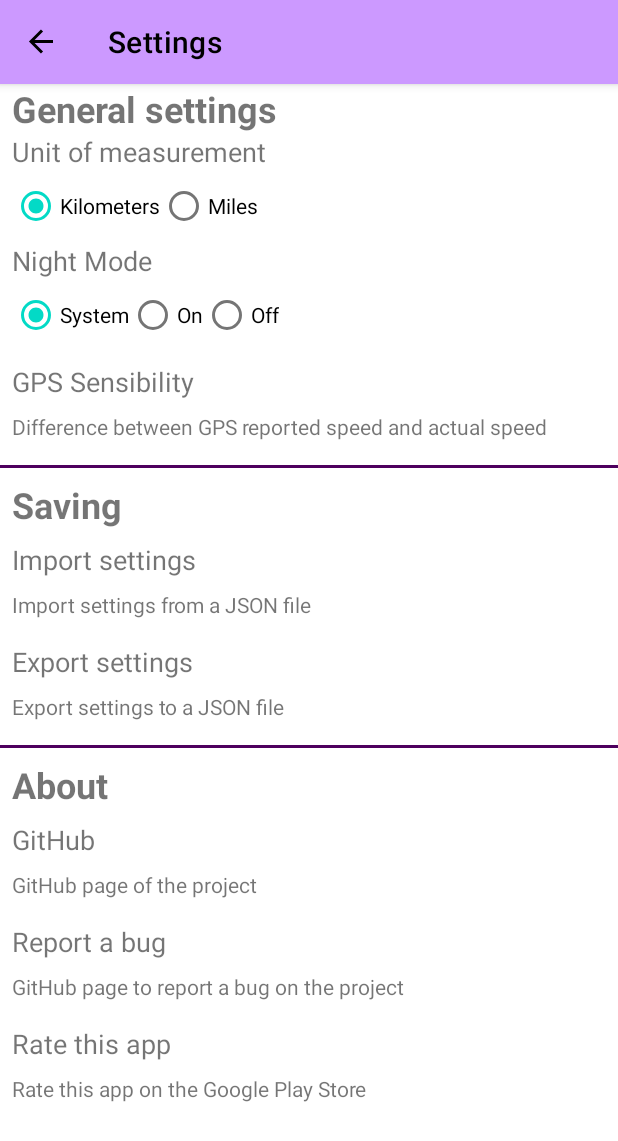
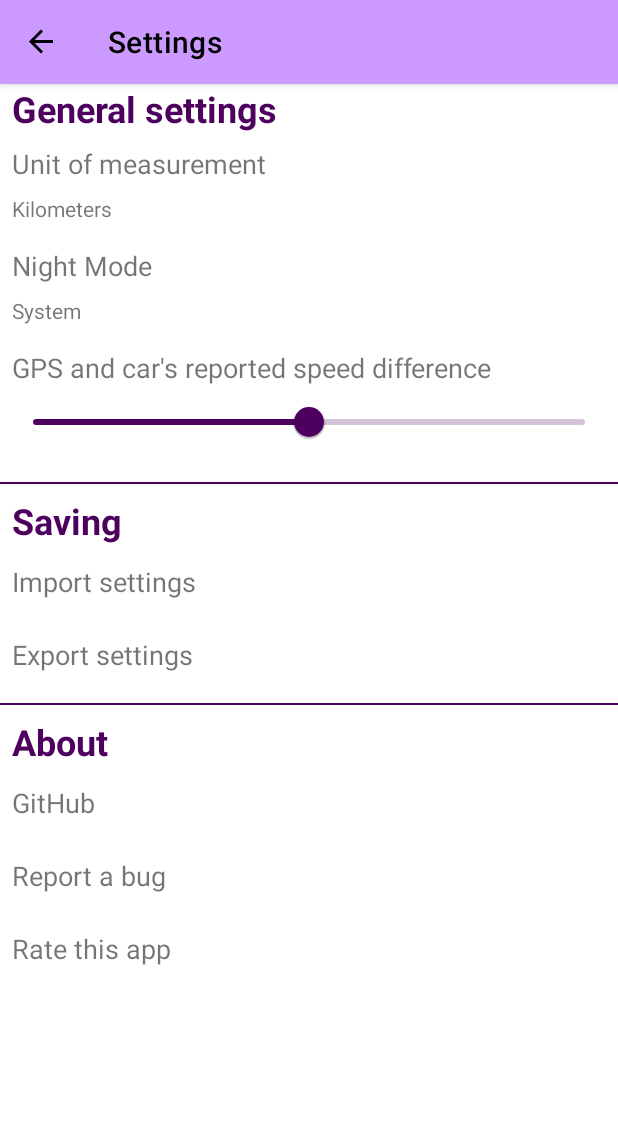
Before and after one commit to samlach2222/VelocityVolume, an Android app: the screen it shows after launch (ProfileDrawerActivity), in the side drawer, after a tap on "Settings", on a phone screen of 412 x 824 dp. Shown: the top 1141 px of the screen. Run offline under Robolectric (Android 15) with nearby library versions, the light colour scheme and no system bars; our stand-ins replace navigation-ui.

Commit message:
Remove settings subtexts + add slider for gps and car speed difference

```diff
--- a/app/src/main/java/com/samlach2222/velocityvolume/ui/Settings/SettingsFragment.kt
+++ b/app/src/main/java/com/samlach2222/velocityvolume/ui/Settings/SettingsFragment.kt
@@ -2,9 +2,11 @@ package com.samlach2222.velocityvolume.ui.Settings
 
 import android.app.AlertDialog
 import android.content.Intent
+import android.content.res.Resources
 import android.net.Uri
 import android.os.Bundle
 import android.view.LayoutInflater
+import android.view.MotionEvent
 import android.view.View
 import android.view.ViewGroup
 import android.widget.NumberPicker
@@ -15,6 +17,7 @@ import androidx.constraintlayout.widget.ConstraintLayout
 import androidx.drawerlayout.widget.DrawerLayout
 import androidx.fragment.app.Fragment
 import androidx.lifecycle.ViewModelProvider
+import com.google.android.material.slider.Slider
 import com.google.android.play.core.review.ReviewManagerFactory
 import com.samlach2222.velocityvolume.ProfileDrawerActivity
 import com.samlach2222.velocityvolume.R
@@ -51,35 +54,47 @@ class SettingsFragment : Fragment() {
         // GENERAL SETTINGS
 
         // Units of measurements
-        val unitGroup: RadioGroup = binding.rgUnit
         val unitFromSavedSettings = null  // TODO : Get the unit stored in the saved settings
         when (unitFromSavedSettings) {
-            kilometersString -> unitGroup.check(binding.rbKm.id)
-            milesString -> unitGroup.check(binding.rbMile.id)
-            else -> unitGroup.check(binding.rbKm.id)
+            kilometersString -> binding.tvUnitValue.text = resources.getString(R.string.kilometers)
+            milesString -> binding.tvUnitValue.text = resources.getString(R.string.miles)
+            else -> binding.tvUnitValue.text = resources.getString(R.string.kilometers)
         }
-        unitGroup.setOnCheckedChangeListener { _, checkedId ->
-            onRadioGroupUnitChange(checkedId)
+        val unitLayout: ConstraintLayout = binding.clUnit
+        unitLayout.setOnClickListener {
+            showUnitDialog()
         }
 
         // Night mode
-        val nightModeGroup: RadioGroup = binding.rgNightMode
         val nightModeFromSavedSettings = null  // TODO : Get the night mode stored in the saved settings
         when (nightModeFromSavedSettings) {
-            systemString -> nightModeGroup.check(binding.rbNightModeSystem.id)
-            onString -> nightModeGroup.check(binding.rbNightModeOn.id)
-            offString -> nightModeGroup.check(binding.rbNightModeOff.id)
-            else -> nightModeGroup.check(binding.rbNightModeSystem.id)
+            systemString -> binding.tvNightModeValue.text = resources.getString(R.string.system)
+            onString -> binding.tvNightModeValue.text = resources.getString(R.string.on)
+            offString -> binding.tvNightModeValue.text = resources.getString(R.string.off)
+            else -> binding.tvNightModeValue.text = resources.getString(R.string.system)
         }
-        nightModeGroup.setOnCheckedChangeListener { _, checkedId ->
-            onRadioGroupNightModeChange(checkedId)
+        val nightModeLayout: ConstraintLayout = binding.clNightMode
+        nightModeLayout.setOnClickListener {
+            showNightModeDialog()
         }
 
         // GPS sensibility
-        val gpsSensibilityLayout: ConstraintLayout = binding.clGpsSensibility
-        gpsSensibilityLayout.setOnClickListener {
-            showGPSSensibilityDialog()
+        val gpsSensibilitySlider: Slider = binding.sGpsSensibility
+        val gpsSensibilityFromSavedSettings = null  // TODO : Get the gps sensibility stored in the saved settings
+        if (gpsSensibilityFromSavedSettings == null) {
+            gpsSensibilitySlider.value = 0F
+        } else {
+            gpsSensibilitySlider.value = gpsSensibilityFromSavedSettings as Float
         }
+        gpsSensibilitySlider.addOnSliderTouchListener(object : Slider.OnSliderTouchListener {
+            override fun onStartTrackingTouch(slider: Slider) {
+                //Do nothing
+            }
+
+            override fun onStopTrackingTouch(slider: Slider) {
+                onSliderGPSSensibilityStopTrackingTouch(slider)
+            }
+        })
 
         // SAVING
 
@@ -136,62 +151,21 @@ class SettingsFragment : Fragment() {
         Toast.makeText(this.context, "Selected value : $selectedValue", Toast.LENGTH_SHORT).show()
     }
 
-    private fun onRadioGroupUnitChange(checkedId: Int) {
-        val selectedValue = when (checkedId) {
-            R.id.rb_km -> kilometersString
-            R.id.rb_mile -> milesString
-            else -> return
-        }
-
-        // TODO : Update the saved settings with the selected unit
-        DEBUGToastSelectedValue(selectedValue)
+    private fun showUnitDialog() {
+        // TODO : Show unit dialog with radio buttons in a vertical orientation and get the selected value
+        DEBUGToast("showUnitDialog isn't implemented")
     }
 
-    private fun onRadioGroupNightModeChange(checkedId: Int) {
-        val selectedValue = when (checkedId) {
-            R.id.rb_nightMode_system -> systemString
-            R.id.rb_nightMode_on -> onString
-            R.id.rb_nightMode_off -> offString
-            else -> return
-        }
-
-        // TODO : Update the saved settings with the selected night mode
-        DEBUGToastSelectedValue(selectedValue)
+    private fun showNightModeDialog() {
+        // TODO : Show night mode dialog with radio buttons in a vertical orientation and get the selected value
+        DEBUGToast("showNightModeDialog isn't implemented")
     }
 
-    private fun showGPSSensibilityDialog() {
-        val numberPickerGPSSensibility = NumberPicker(this.context)
-        numberPickerGPSSensibility.minValue = 0
-        numberPickerGPSSensibility.maxValue = 20
-        numberPickerGPSSensibility.wrapSelectorWheel = false
-        val numberPickerGPSSensibilityValues = Array(21) {(it - 10).toString()}
-        numberPickerGPSSensibility.displayedValues = numberPickerGPSSensibilityValues
-        var gpsSensibilityFromSavedSettings: Int? = null  // TODO : Get the gps sensibility stored in the saved settings
-        if (gpsSensibilityFromSavedSettings == null) {
-            gpsSensibilityFromSavedSettings = numberPickerGPSSensibilityValues.indexOf("0")
-        }
-        numberPickerGPSSensibility.value = gpsSensibilityFromSavedSettings  // value uses the index
+    private fun onSliderGPSSensibilityStopTrackingTouch(slider: Slider) {
+        val selectedValue = slider.value.toInt()
 
-        val dialog: AlertDialog = AlertDialog.Builder(this.context)
-            .setTitle(resources.getString(R.string.gps_sensibility))
-            .setMessage(resources.getString(R.string.gps_sensibility_message))  // toast or message ?
-            .setView(numberPickerGPSSensibility)
-            .setPositiveButton("OK", null)
-            .setNegativeButton("Cancel", null)
-            .create()
-
-        dialog.setOnShowListener {
-            val okButton = dialog.getButton(AlertDialog.BUTTON_POSITIVE)
-            okButton.setOnClickListener {
-                val selectedValue = numberPickerGPSSensibility.displayedValues[numberPickerGPSSensibility.value].toInt()
-
-                // TODO : Update the saved settings with the selected gps sensibility
-                DEBUGToastSelectedValue(selectedValue)
-                dialog.dismiss()
-            }
-        }
-
-        dialog.show()
+        // TODO : Update the saved settings with the selected gps sensibility
+        DEBUGToastSelectedValue(selectedValue)
     }
 
     private fun importSettings() {
--- a/app/src/main/res/layout/fragment_settings.xml
+++ b/app/src/main/res/layout/fragment_settings.xml
@@ -34,14 +34,17 @@
                     android:paddingEnd="8dp"
                     android:text="@string/general_settings"
                     android:textSize="24sp"
-                    android:textStyle="bold" />
+                    android:textStyle="bold"
+                    android:textColor="?attr/colorPrimary" />
 
                 <androidx.constraintlayout.widget.ConstraintLayout
                     android:id="@+id/cl_unit"
                     android:layout_width="match_parent"
                     android:layout_height="match_parent"
-                    android:paddingLeft="8dp"
-                    android:paddingRight="8dp">
+                    android:background="?attr/selectableItemBackground"
+                    android:clickable="true"
+                    android:focusable="true"
+                    android:padding="8dp">
 
                     <TextView
                         android:id="@+id/textView10"
@@ -52,34 +55,24 @@
                         app:layout_constraintStart_toStartOf="parent"
                         app:layout_constraintTop_toTopOf="parent" />
 
-                    <RadioGroup
-                        android:id="@+id/rg_unit"
+                    <TextView
+                        android:id="@+id/tv_unitValue"
                         android:layout_width="match_parent"
-                        android:layout_height="match_parent"
-                        android:orientation="horizontal"
+                        android:layout_height="wrap_content"
+                        android:layout_marginTop="8dp"
                         app:layout_constraintStart_toStartOf="parent"
-                        app:layout_constraintTop_toBottomOf="@+id/textView10">
+                        app:layout_constraintTop_toBottomOf="@+id/textView10" />
 
-                        <RadioButton
-                            android:id="@+id/rb_km"
-                            android:layout_width="wrap_content"
-                            android:layout_height="match_parent"
-                            android:text="@string/kilometers" />
-
-                        <RadioButton
-                            android:id="@+id/rb_mile"
-                            android:layout_width="wrap_content"
-                            android:layout_height="match_parent"
-                            android:text="@string/miles" />
-                    </RadioGroup>
                 </androidx.constraintlayout.widget.ConstraintLayout>
 
                 <androidx.constraintlayout.widget.ConstraintLayout
                     android:id="@+id/cl_nightMode"
                     android:layout_width="match_parent"
                     android:layout_height="match_parent"
-                    android:paddingLeft="8dp"
-                    android:paddingRight="8dp">
+                    android:background="?attr/selectableItemBackground"
+                    android:clickable="true"
+                    android:focusable="true"
+                    android:padding="8dp">
 
                     <TextView
                         android:id="@+id/textView12"
@@ -90,32 +83,13 @@
                         app:layout_constraintStart_toStartOf="parent"
                         app:layout_constraintTop_toTopOf="parent" />
 
-                    <RadioGroup
-                        android:id="@+id/rg_nightMode"
+                    <TextView
+                        android:id="@+id/tv_nightModeValue"
                         android:layout_width="match_parent"
-                        android:layout_height="match_parent"
-                        android:orientation="horizontal"
+                        android:layout_height="wrap_content"
+                        android:layout_marginTop="8dp"
                         app:layout_constraintStart_toStartOf="parent"
-                        app:layout_constraintTop_toBottomOf="@+id/textView12">
-
-                        <RadioButton
-                            android:id="@+id/rb_nightMode_system"
-                            android:layout_width="wrap_content"
-                            android:layout_height="match_parent"
-                            android:text="@string/system" />
-
-                        <RadioButton
-                            android:id="@+id/rb_nightMode_on"
-                            android:layout_width="wrap_content"
-                            android:layout_height="match_parent"
-                            android:text="@string/on" />
-
-                        <RadioButton
-                            android:id="@+id/rb_nightMode_off"
-                            android:layout_width="wrap_content"
-                            android:layout_height="match_parent"
-                            android:text="@string/off" />
-                    </RadioGroup>
+                        app:layout_constraintTop_toBottomOf="@+id/textView12" />
 
                 </androidx.constraintlayout.widget.ConstraintLayout>
 
@@ -123,28 +97,28 @@
                     android:id="@+id/cl_gpsSensibility"
                     android:layout_width="match_parent"
                     android:layout_height="match_parent"
-                    android:padding="8dp"
-                    android:clickable="true"
-                    android:focusable="true"
-                    android:background="?attr/selectableItemBackground">
+                    android:padding="8dp">
 
                     <TextView
                         android:id="@+id/textView13"
                         android:layout_width="match_parent"
                         android:layout_height="wrap_content"
-                        android:text="@string/gps_sensibility"
+                        android:text="@string/gps_car_speed_difference"
                         android:textSize="18sp"
                         app:layout_constraintStart_toStartOf="parent"
                         app:layout_constraintTop_toTopOf="parent" />
 
-                    <TextView
-                        android:id="@+id/textView14"
+                    <com.google.android.material.slider.Slider
+                        android:id="@+id/s_gpsSensibility"
                         android:layout_width="match_parent"
-                        android:layout_height="wrap_content"
-                        android:layout_marginTop="8dp"
-                        android:text="@string/gps_sensibility_message"
+                        android:layout_height="match_parent"
+                        android:contentDescription="@string/gps_sensibility_contentDescription"
                         app:layout_constraintStart_toStartOf="parent"
-                        app:layout_constraintTop_toBottomOf="@+id/textView13" />
+                        app:layout_constraintTop_toBottomOf="@+id/textView13"
+                        android:valueFrom="-10"
+                        android:valueTo="10"
+                        android:stepSize="1"
+                        app:tickVisible="false"/>
 
                 </androidx.constraintlayout.widget.ConstraintLayout>
 
@@ -152,7 +126,7 @@
 
             <View
                 android:layout_width="match_parent"
-                android:layout_height="2dp"
+                android:layout_height="1dp"
                 android:layout_marginVertical="8dp"
                 android:background="?attr/colorPrimary" />
 
@@ -169,7 +143,8 @@
                     android:paddingEnd="8dp"
                     android:text="@string/saving"
                     android:textSize="24sp"
-                    android:textStyle="bold" />
+                    android:textStyle="bold"
+                    android:textColor="?attr/colorPrimary"/>
 
                 <androidx.constraintlayout.widget.ConstraintLayout
                     android:id="@+id/cl_importSettings"
@@ -178,7 +153,8 @@
                     android:background="?attr/selectableItemBackground"
                     android:clickable="true"
                     android:focusable="true"
-                    android:padding="8dp">
+                    android:paddingHorizontal="8dp"
+                    android:paddingVertical="12dp">
 
                     <TextView
                         android:id="@+id/textView16"
@@ -189,15 +165,6 @@
                         app:layout_constraintStart_toStartOf="parent"
                         app:layout_constraintTop_toTopOf="parent" />
 
-                    <TextView
-                        android:id="@+id/textView17"
-                        android:layout_width="match_parent"
-                        android:layout_height="wrap_content"
-                        android:layout_marginTop="8dp"
-                        android:text="@string/import_settings_message"
-                        app:layout_constraintStart_toStartOf="parent"
-                        app:layout_constraintTop_toBottomOf="@+id/textView16" />
-
                 </androidx.constraintlayout.widget.ConstraintLayout>
 
                 <androidx.constraintlayout.widget.ConstraintLayout
@@ -207,7 +174,8 @@
                     android:background="?attr/selectableItemBackground"
                     android:clickable="true"
                     android:focusable="true"
-                    android:padding="8dp">
+                    android:paddingHorizontal="8dp"
+                    android:paddingVertical="12dp">
 
                     <TextView
                         android:id="@+id/textView18"
@@ -218,15 +186,6 @@
                         app:layout_constraintStart_toStartOf="parent"
                         app:layout_constraintTop_toTopOf="parent" />
 
-                    <TextView
-                        android:id="@+id/textView19"
-                        android:layout_width="match_parent"
-                        android:layout_height="wrap_content"
-                        android:layout_marginTop="8dp"
-                        android:text="@string/export_settings_message"
-                        app:layout_constraintStart_toStartOf="parent"
-                        app:layout_constraintTop_toBottomOf="@+id/textView18" />
-
                 </androidx.constraintlayout.widget.ConstraintLayout>
 
             </LinearLayout>
@@ -234,7 +193,7 @@
             <View
                 android:id="@+id/view"
                 android:layout_width="match_parent"
-                android:layout_height="2dp"
+                android:layout_height="1dp"
                 android:layout_marginVertical="8dp"
                 android:background="?attr/colorPrimary" />
 
@@ -251,7 +210,8 @@
                     android:paddingEnd="8dp"
                     android:text="@string/about"
                     android:textSize="24sp"
-                    android:textStyle="bold" />
+                    android:textStyle="bold"
+                    android:textColor="?attr/colorPrimary"/>
 
                 <androidx.constraintlayout.widget.ConstraintLayout
                     android:id="@+id/cl_githubPage"
@@ -260,7 +220,8 @@
                     android:background="?attr/selectableItemBackground"
                     android:clickable="true"
                     android:focusable="true"
-                    android:padding="8dp">
+                    android:paddingHorizontal="8dp"
+                    android:paddingVertical="12dp">
 
                     <TextView
                         android:id="@+id/textView21"
@@ -271,15 +232,6 @@
                         app:layout_constraintStart_toStartOf="parent"
                         app:layout_constraintTop_toTopOf="parent" />
 
-                    <TextView
-                        android:id="@+id/textView22"
-                        android:layout_width="match_parent"
-                        android:layout_height="wrap_content"
-                        android:layout_marginTop="8dp"
-                        android:text="@string/github_message"
-                        app:layout_constraintStart_toStartOf="parent"
-                        app:layout_constraintTop_toBottomOf="@+id/textView21" />
-
                 </androidx.constraintlayout.widget.ConstraintLayout>
 
                 <androidx.constraintlayout.widget.ConstraintLayout
@@ -289,7 +241,8 @@
                     android:background="?attr/selectableItemBackground"
                     android:clickable="true"
                     android:focusable="true"
-                    android:padding="8dp">
+                    android:paddingHorizontal="8dp"
+                    android:paddingVertical="12dp">
 
                     <TextView
                         android:id="@+id/textView23"
@@ -300,15 +253,6 @@
                         app:layout_constraintStart_toStartOf="parent"
                         app:layout_constraintTop_toTopOf="parent" />
 
-                    <TextView
-                        android:id="@+id/textView24"
-                        android:layout_width="match_parent"
-                        android:layout_height="wrap_content"
-                        android:layout_marginTop="8dp"
-                        android:text="@string/report_a_bug_message"
-                        app:layout_constraintStart_toStartOf="parent"
-                        app:layout_constraintTop_toBottomOf="@+id/textView23" />
-
                 </androidx.constraintlayout.widget.ConstraintLayout>
 
                 <androidx.constraintlayout.widget.ConstraintLayout
@@ -318,7 +262,8 @@
                     android:background="?attr/selectableItemBackground"
                     android:clickable="true"
                     android:focusable="true"
-                    android:padding="8dp">
+                    android:paddingHorizontal="8dp"
+                    android:paddingVertical="12dp">
 
                     <TextView
                         android:id="@+id/textView25"
@@ -329,15 +274,6 @@
                         app:layout_constraintStart_toStartOf="parent"
                         app:layout_constraintTop_toTopOf="parent" />
 
-                    <TextView
-                        android:id="@+id/textView26"
-                        android:layout_width="match_parent"
-                        android:layout_height="wrap_content"
-                        android:layout_marginTop="8dp"
-                        android:text="@string/rate_this_app_message"
-                        app:layout_constraintStart_toStartOf="parent"
-                        app:layout_constraintTop_toBottomOf="@+id/textView25" />
-
                 </androidx.constraintlayout.widget.ConstraintLayout>
 
             </LinearLayout>
--- a/app/src/main/res/values/strings.xml
+++ b/app/src/main/res/values/strings.xml
@@ -64,4 +64,6 @@
     <string name="report_a_bug_message">GitHub page to report a bug on the project</string>
     <string name="rate_this_app">Rate this app</string>
     <string name="rate_this_app_message">Rate this app on the Google Play Store</string>
+    <string name="gps_car_speed_difference">GPS and car\'s reported speed difference</string>
+    <string name="gps_sensibility_contentDescription">Difference between GPS reported speed and car\'s reported speed</string>
 </resources>
```
